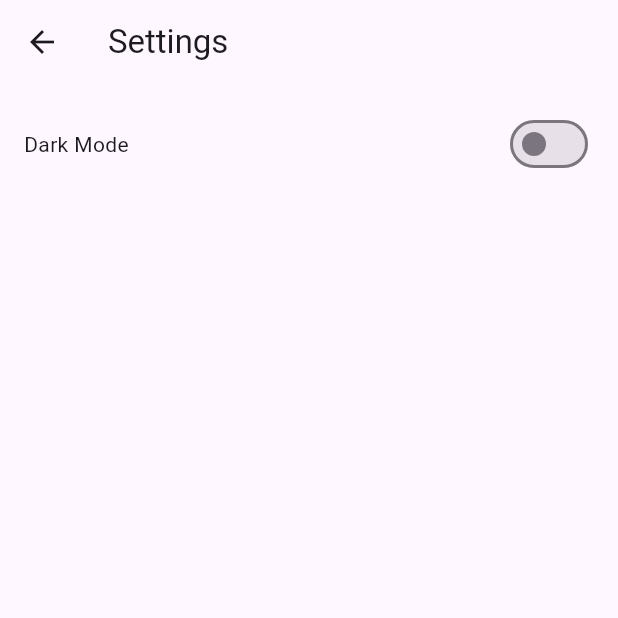
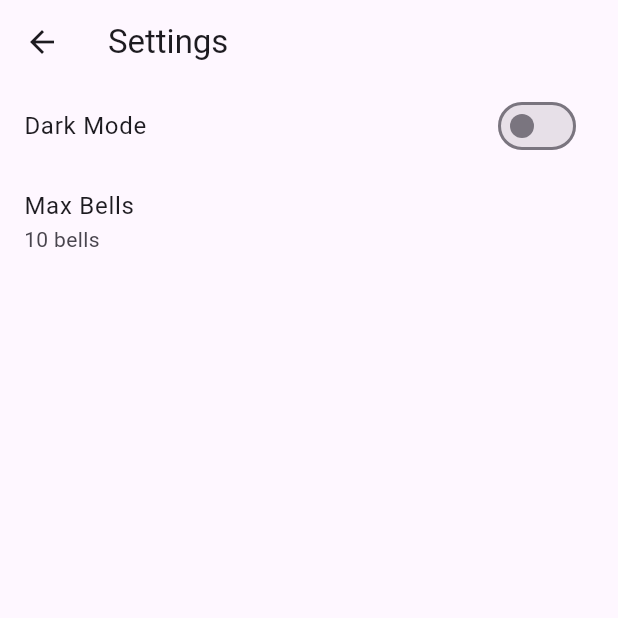
Before and after one commit to aycarl/NOW, a Flutter app: the screen it shows after launch, after a tap on the "settings" icon, on a phone screen of 412 x 824 dp, the top half of it. Run offline on Flutter 3.47's test engine with Material 3 defaults, Android fonts, the phone set to English and light mode, and no system bars; our stand-ins replace shared_preferences.

Commit message:
Add SettingsProvider for max bells configuration
Introduces SettingsProvider to manage app settings, specifically the maximum number of mindful bells. Integrates SettingsProvider with MultiProvider in main.dart, updates SettingsPage to allow users to set max bells, and modifies MindfulBellsPage to respect the configurable limit.

```diff
--- a/lib/main.dart
+++ b/lib/main.dart
@@ -2,13 +2,17 @@ import 'package:flutter/material.dart';
 import 'package:flutter/foundation.dart';
 import 'package:provider/provider.dart';
 import 'carousel_home_page.dart';
+import 'settings_provider.dart';
 import 'theme_provider.dart';
 
 void main() async {
   WidgetsFlutterBinding.ensureInitialized();
   runApp(
-    ChangeNotifierProvider(
-      create: (_) => ThemeProvider(),
+    MultiProvider(
+      providers: [
+        ChangeNotifierProvider(create: (_) => ThemeProvider()),
+        ChangeNotifierProvider(create: (_) => SettingsProvider()),
+      ],
       child: const NOWApp(),
     ),
   );
--- a/lib/meditation_timer_page.dart
+++ b/lib/meditation_timer_page.dart
@@ -157,21 +157,6 @@ class _MeditationTimerPageState extends State<MeditationTimerPage> {
                   child: Column(
                     mainAxisAlignment: MainAxisAlignment.spaceEvenly,
                     children: [
-                      // Timer Picker
-                      Card(
-                        margin: const EdgeInsets.symmetric(vertical: 4.0),
-                        child: ListTile(
-                          leading: const Icon(
-                            Icons.timer,
-                            color: Colors.deepPurple,
-                          ),
-                          title: const Text('Meditation Duration'),
-                          subtitle: Text('$_selectedMinutes minutes'),
-                          trailing: const Icon(Icons.arrow_drop_down),
-                          onTap: _showTimePicker,
-                        ),
-                      ),
-
                       // Sound Picker
                       Card(
                         margin: const EdgeInsets.symmetric(vertical: 4.0),
@@ -188,6 +173,20 @@ class _MeditationTimerPageState extends State<MeditationTimerPage> {
                           ),
                           trailing: const Icon(Icons.arrow_drop_down),
                           onTap: _showSoundPicker,
+                        ),
+                      ),
+                      // Timer Picker
+                      Card(
+                        margin: const EdgeInsets.symmetric(vertical: 4.0),
+                        child: ListTile(
+                          leading: const Icon(
+                            Icons.timer,
+                            color: Colors.deepPurple,
+                          ),
+                          title: const Text('Duration'),
+                          subtitle: Text('$_selectedMinutes minutes'),
+                          trailing: const Icon(Icons.arrow_drop_down),
+                          onTap: _showTimePicker,
                         ),
                       ),
 
@@ -217,16 +216,15 @@ class _MeditationTimerPageState extends State<MeditationTimerPage> {
             padding: const EdgeInsets.symmetric(vertical: 8.0),
             child: SizedBox(
               width: double.infinity,
-              child: ElevatedButton.icon(
+              child: ElevatedButton(
                 onPressed: _startMeditation,
-                icon: const Icon(Icons.play_arrow),
-                label: const Text('Meditate'),
                 style: ElevatedButton.styleFrom(
                   backgroundColor: Colors.deepPurple,
                   foregroundColor: Colors.white,
                   padding: const EdgeInsets.symmetric(vertical: 16),
                   textStyle: const TextStyle(fontSize: 18),
                 ),
+                child: const Text('Meditate'),
               ),
             ),
           ),
--- a/lib/mindful_bells_page.dart
+++ b/lib/mindful_bells_page.dart
@@ -1,6 +1,8 @@
 import 'package:flutter/material.dart';
+import 'package:provider/provider.dart';
 import 'bell_form_dialog.dart';
 import 'angel_numbers_page.dart';
+import 'settings_provider.dart';
 
 class MindfulBellsPage extends StatefulWidget {
   final int currentPageIndex;
@@ -51,6 +53,7 @@ class _MindfulBellsPageState extends State<MindfulBellsPage> {
 
   @override
   Widget build(BuildContext context) {
+    final settingsProvider = Provider.of<SettingsProvider>(context);
     if (widget.currentPageIndex == 0) {
       return Container(
         alignment: Alignment.topLeft,
@@ -138,7 +141,7 @@ class _MindfulBellsPageState extends State<MindfulBellsPage> {
           ],
         ),
       ),
-      floatingActionButton: bells.length < 5
+      floatingActionButton: bells.length < settingsProvider.maxBells
           ? FloatingActionButton(
               onPressed: _addBell,
               tooltip: 'Add Mindful Bell',
--- a/lib/settings_page.dart
+++ b/lib/settings_page.dart
@@ -1,29 +1,57 @@
 import 'package:flutter/material.dart';
 import 'package:provider/provider.dart';
+import 'settings_provider.dart';
 import 'theme_provider.dart';
 
 class SettingsPage extends StatelessWidget {
   const SettingsPage({super.key});
 
+  Future<void> _showMaxBellsDialog(
+    BuildContext context,
+    SettingsProvider settingsProvider,
+  ) async {
+    await showDialog(
+      context: context,
+      builder: (context) => AlertDialog(
+        title: const Text('Set Max Bells'),
+        content: Column(
+          mainAxisSize: MainAxisSize.min,
+          children: List.generate(6, (index) {
+            final value = 5 + index;
+            return ListTile(
+              title: Text('$value bells'),
+              onTap: () {
+                settingsProvider.maxBells = value;
+                Navigator.of(context).pop();
+              },
+            );
+          }),
+        ),
+      ),
+    );
+  }
+
   @override
   Widget build(BuildContext context) {
     final themeProvider = Provider.of<ThemeProvider>(context);
+    final settingsProvider = Provider.of<SettingsProvider>(context);
     return Scaffold(
       appBar: AppBar(title: const Text('Settings')),
-      body: Padding(
-        padding: const EdgeInsets.all(16.0),
-        child: Row(
-          mainAxisAlignment: MainAxisAlignment.spaceBetween,
+      body: ListView(
         children: [
-            const Text('Dark Mode'),
-            Switch(
+          SwitchListTile(
+            title: const Text('Dark Mode'),
             value: themeProvider.darkTheme,
             onChanged: (value) {
               themeProvider.toggleTheme();
             },
           ),
+          ListTile(
+            title: const Text('Max Bells'),
+            subtitle: Text('${settingsProvider.maxBells} bells'),
+            onTap: () => _showMaxBellsDialog(context, settingsProvider),
+          ),
         ],
-        ),
       ),
     );
   }
--- /dev/null
+++ b/lib/settings_provider.dart
@@ -0,0 +1,30 @@
+import 'package:flutter/material.dart';
+import 'package:shared_preferences/shared_preferences.dart';
+
+class SettingsProvider with ChangeNotifier {
+  static const MAX_BELLS_STATUS = "MAX_BELLS_STATUS";
+  int _maxBells = 10;
+
+  int get maxBells => _maxBells;
+
+  SettingsProvider() {
+    _loadMaxBells();
+  }
+
+  set maxBells(int value) {
+    _maxBells = value;
+    _saveMaxBells(value);
+    notifyListeners();
+  }
+
+  void _saveMaxBells(int value) async {
+    final prefs = await SharedPreferences.getInstance();
+    prefs.setInt(MAX_BELLS_STATUS, value);
+  }
+
+  void _loadMaxBells() async {
+    final prefs = await SharedPreferences.getInstance();
+    _maxBells = prefs.getInt(MAX_BELLS_STATUS) ?? 10;
+    notifyListeners();
+  }
+}
```
Lines whose indentation alone changed are shown as unchanged.
